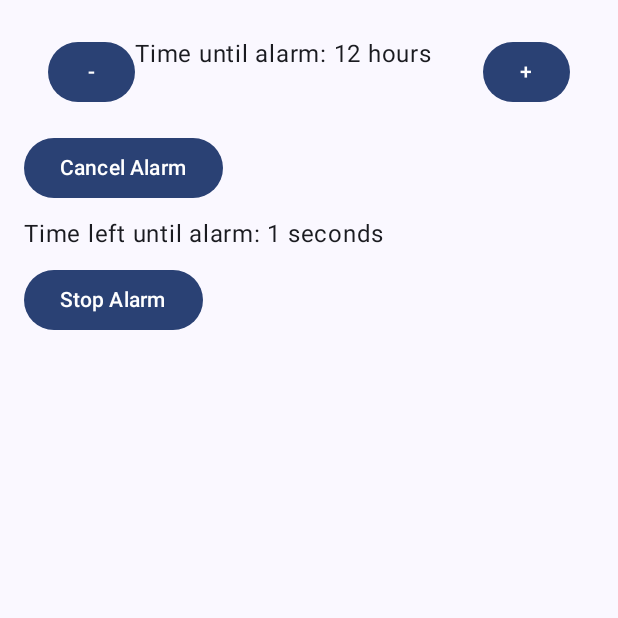
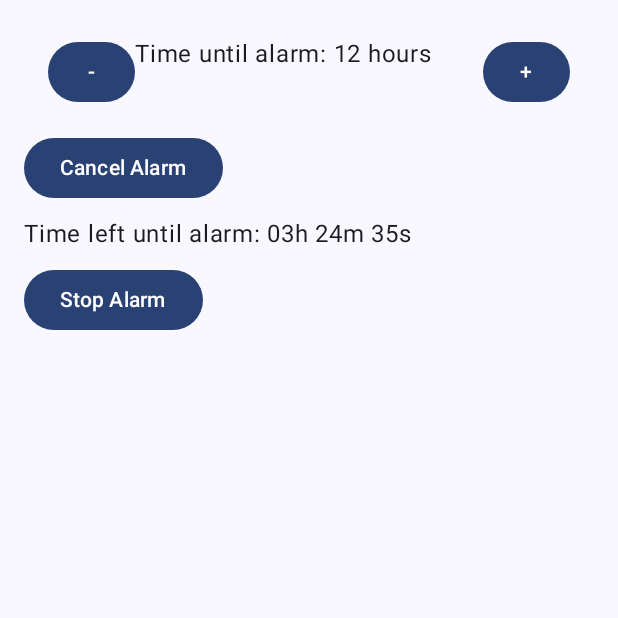
Before and after one commit to HigHt3k/RandomAlarm, an Android app built with Jetpack Compose: the composable SetAlarmButton shown on its own in the app's theme, after a tap on "Set Random Alarm", on a phone screen of 412 x 824 dp, the top half of it. Run offline under Robolectric (Android 15) with nearby library versions, the phone set to English and light mode, and no system bars.

Commit message:
changed remaining time countdown to hh:mm:ss format

```diff
--- a/app/src/main/java/com/jtdev/random_alarm/MainActivity.kt
+++ b/app/src/main/java/com/jtdev/random_alarm/MainActivity.kt
@@ -23,6 +23,7 @@ import com.jtdev.random_alarm.MyApplication.Companion.context
 import com.jtdev.random_alarm.ui.theme.MyApplicationTheme
 import java.util.Date
 import java.util.Locale
+import java.util.concurrent.TimeUnit
 
 class MainActivity : ComponentActivity() {
     private val alarmReceiver = AlarmReceiver()
@@ -102,8 +103,8 @@ fun SetAlarmButton() {
                     alarmTimeLeft = null
                     alarmActive = false
                 } else {
-                    //val maxAlarmTime = selectedTime * 60 * 60 * 1000L // Convert hours to milliseconds
-                    val maxAlarmTime = 5 * 1000L
+                    val maxAlarmTime = selectedTime * 60 * 60 * 1000L // Convert hours to milliseconds
+                    //val maxAlarmTime = 5 * 1000L
                     val alarmTime =  (System.currentTimeMillis()..System.currentTimeMillis() + maxAlarmTime + 1).random()
 
                     alarmTimeLeft = alarmTime
@@ -157,7 +158,13 @@ fun CountdownTimer(alarmTime: Long) {
         timer.start()
     }
 
-    Text("Time left until alarm: ${timeLeft / 1000} seconds")
+    val hours = TimeUnit.MILLISECONDS.toHours(timeLeft)
+    val minutes = TimeUnit.MILLISECONDS.toMinutes(timeLeft) % 60
+    val seconds = TimeUnit.MILLISECONDS.toSeconds(timeLeft) % 60
+
+    val formattedTime = String.format("%02dh %02dm %02ds", hours, minutes, seconds)
+
+    Text("Time left until alarm: $formattedTime")
 }
 
 fun setRandomAlarm(context: Context, alarmTime: Long, alarmId: Int) {
```
